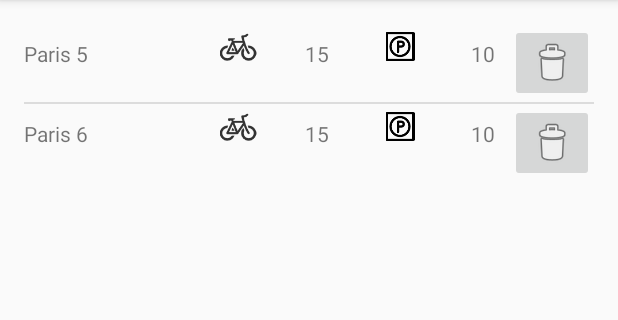
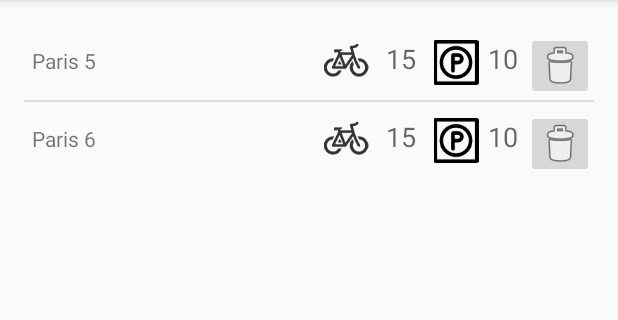
Before and after one commit to issathink/Vel-easy, an Android app: the FavActivity screen opened directly, with no data from a screen before it, on a phone screen of 412 x 824 dp, the part 84-404 px from its top. Run offline under Robolectric (Android 15) with nearby library versions, the phone set to English and light mode, and no system bars; our stand-ins replace Volley.

Commit message:
Favorites almost done

```diff
--- a/app/src/main/java/com/veleasy/veleasy/FavAdapter.java
+++ b/app/src/main/java/com/veleasy/veleasy/FavAdapter.java
@@ -11,6 +11,13 @@ import android.widget.ImageButton;
 import android.widget.TextView;
 import android.widget.Toast;
 
+import com.android.volley.Request;
+import com.android.volley.Response;
+import com.android.volley.VolleyError;
+import com.android.volley.toolbox.JsonObjectRequest;
+
+import org.json.JSONObject;
+
 import java.util.List;
 
 /**
@@ -20,6 +27,8 @@ import java.util.List;
 public class FavAdapter extends ArrayAdapter<FavObject> {
 
     private List<FavObject> objects;
+    private String url = "http://opendata.paris.fr/api/records/1.0/search/?dataset=stations-velib-disponibilites-en-temps-reel&q=number:";
+
 
     public FavAdapter(Context context, int resource, List<FavObject> objects) {
         super(context, resource, objects);
@@ -29,7 +38,7 @@ public class FavAdapter extends ArrayAdapter<FavObject> {
     @NonNull
     @Override
     public View getView(int position, View convertView, ViewGroup parent) {
-        if(convertView == null) {
+        if (convertView == null) {
             LayoutInflater inflater = LayoutInflater.from(getContext());
             convertView = inflater.inflate(R.layout.fav_item, null);
             ViewHolder holder = new ViewHolder();
@@ -38,20 +47,35 @@ public class FavAdapter extends ArrayAdapter<FavObject> {
             convertView.setTag(holder);
         }
 
-        final ViewHolder holder = (ViewHolder)convertView.getTag();
+        final ViewHolder holder = (ViewHolder) convertView.getTag();
         final FavObject item = getItem(position);
+
+        url += item.getNumber();
 
         holder.textView.setText(item.getName());
         holder.imageButton.setOnClickListener(new View.OnClickListener() {
             @Override
             public void onClick(View v) {
                 Toast.makeText(getContext(), "Deleting " + item, Toast.LENGTH_SHORT).show();
-                Log.e("DELETE FAV" , "deleting " + item);
+                Log.e("DELETE FAV", "deleting " + item);
                 objects.remove(item);
-                ((FavActivity)getContext()).deleteFav(item);
-                ((FavActivity)getContext()).updateFavs(objects);
+                ((FavActivity) getContext()).deleteFav(item);
+                ((FavActivity) getContext()).updateFavs(objects);
             }
         });
+
+        new JsonObjectRequest
+                (Request.Method.GET, url, null, new Response.Listener<JSONObject>() {
+                    @Override
+                    public void onResponse(JSONObject response) {
+                        ((FavActivity)getContext()).upateFav(item, Station.getStation(response));
+                    }
+                }, new Response.ErrorListener() {
+                    @Override
+                    public void onErrorResponse(VolleyError error) {
+                        Log.e("mba", "TozLose");
+                    }
+                });
 
         return convertView;
     }
--- a/app/src/main/res/layout/fav_item.xml
+++ b/app/src/main/res/layout/fav_item.xml
@@ -1,48 +1,48 @@
 <?xml version="1.0" encoding="utf-8"?>
 <LinearLayout xmlns:android="http://schemas.android.com/apk/res/android"
     android:layout_width="match_parent"
-    android:layout_height="match_parent">
+    android:layout_height="wrap_content"
+    android:paddingTop="5dp">
 
     <TextView
         android:id="@+id/favText"
         android:layout_width="0dp"
+        android:padding="5dp"
         android:layout_height="wrap_content"
         android:layout_weight="1" />
 
     <ImageView
-        android:layout_width="15dp"
+        android:layout_width="wrap_content"
         android:layout_height="30dp"
-        android:layout_weight="0.5"
-        android:paddingBottom="5dp"
         android:src="@mipmap/bicycle" />
 
     <TextView
         android:id="@+id/nbVelib"
-        android:padding="10dp"
         android:layout_width="wrap_content"
         android:layout_height="wrap_content"
-        android:text="15"/>
+        android:text="15"
+        android:padding="5dp"
+        android:textAppearance="@style/TextAppearance.AppCompat.Medium" />
 
     <ImageView
-        android:padding="5dp"
-        android:paddingTop="10dp"
-        android:layout_width="20dp"
+        android:layout_marginTop="5dp"
+        android:layout_width="wrap_content"
         android:layout_height="30dp"
-        android:layout_weight="0.5"
-        android:paddingBottom="5dp"
         android:src="@mipmap/parking" />
 
     <TextView
         android:id="@+id/nbPlaces"
-        android:padding="10dp"
         android:layout_width="wrap_content"
         android:layout_height="wrap_content"
-        android:text="10"/>
+        android:text="10"
+        android:paddingTop="5dp"
+        android:textAppearance="@style/TextAppearance.AppCompat.Medium" />
 
     <ImageButton
+        android:layout_marginLeft="5dp"
         android:id="@+id/favDel"
-        android:layout_width="wrap_content"
-        android:layout_height="wrap_content"
+        android:layout_width="45dp"
+        android:layout_height="45dp"
         android:src="@android:drawable/ic_menu_delete" />
 
 </LinearLayout>
```
Also changed, not shown: app/src/main/java/com/veleasy/veleasy/FavActivity.java (+7 -0 lines), app/src/main/java/com/veleasy/veleasy/Station.java (+9 -0 lines), app/src/main/res/mipmap-hdpi/favbike.png (added), app/src/main/res/mipmap-hdpi/favparking.png (added).
